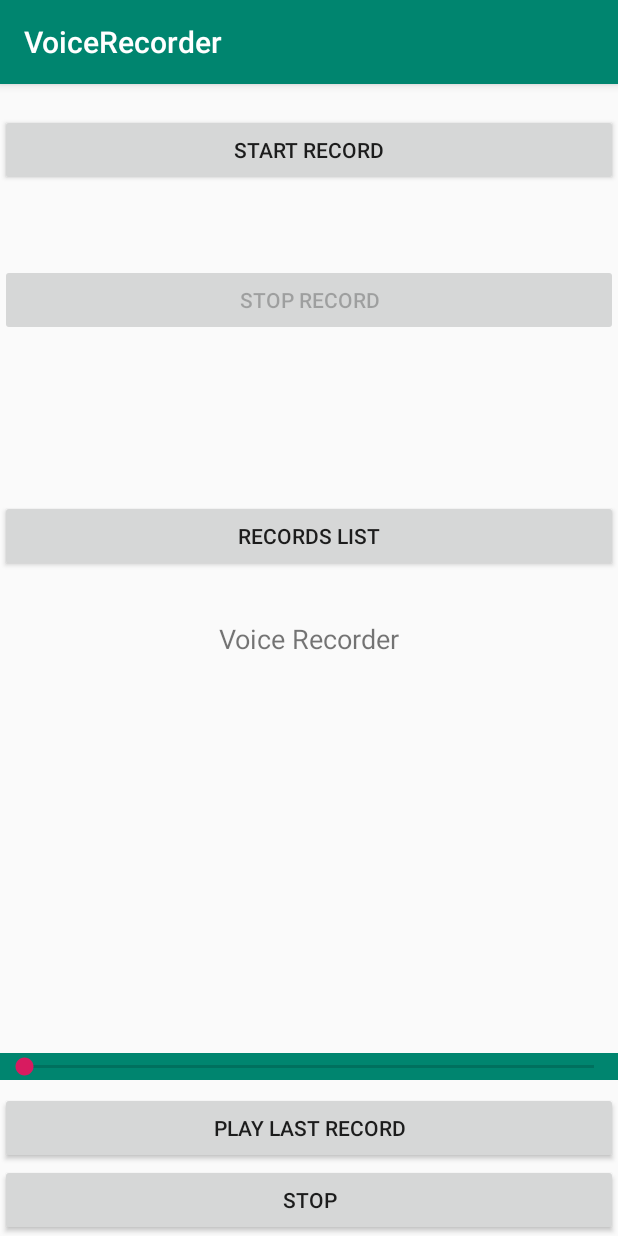
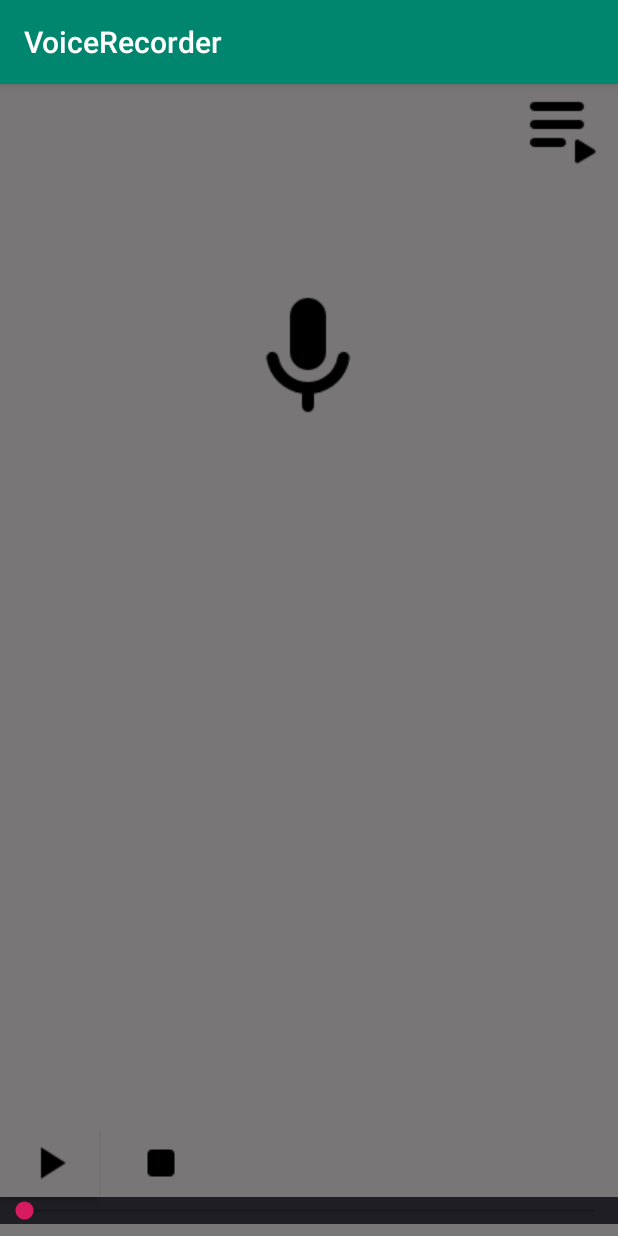
Before and after one commit to teodory/VoiceRecorder, an Android app: the screen it shows after launch (MainActivity), on a phone screen of 412 x 824 dp. Run offline under Robolectric (Android 15) with nearby library versions, the phone set to English and light mode, and no system bars.

Commit message:
Change app layout.

```diff
--- a/app/src/main/java/com/example/voicerecorder/MainActivity.kt
+++ b/app/src/main/java/com/example/voicerecorder/MainActivity.kt
@@ -8,10 +8,12 @@ import android.media.MediaRecorder
 import androidx.appcompat.app.AppCompatActivity
 import android.os.Bundle
 import android.widget.Button
+import android.widget.ImageButton
 import android.widget.SeekBar
 import android.widget.Toast
 import androidx.core.app.ActivityCompat
 import androidx.core.content.ContextCompat
+import androidx.core.view.isVisible
 import java.io.IOException
 import java.io.File
 
@@ -33,11 +35,11 @@ class MainActivity : AppCompatActivity() {
         }
 
 
-        val buttonList = findViewById<Button>(R.id.view_my_list_button)
-        val buttonStopRecord = findViewById<Button>(R.id.stop_record)
-        val buttonStartRecord = findViewById<Button>(R.id.start_record)
-        val buttonPlay = findViewById<Button>(R.id.play_record)
-        val buttonStopPlayRec = findViewById<Button>(R.id.stop_play_record)
+        val buttonList = findViewById<ImageButton>(R.id.view_my_list_button)
+        val buttonStartRecord = findViewById<ImageButton>(R.id.start_record)
+        val buttonStopRecord = findViewById<ImageButton>(R.id.stop_record)
+        val buttonPlay = findViewById<ImageButton>(R.id.play_record)
+        val buttonStopPlayRec = findViewById<ImageButton>(R.id.stop_play_record)
 
         val simpleSeekBar = findViewById<SeekBar>(R.id.simpleSeekBar)
 
@@ -51,7 +53,11 @@ class MainActivity : AppCompatActivity() {
         buttonStartRecord.setOnClickListener{
             if(checkPermisions()){
                 startRecord()
-                buttonStopRecord.setEnabled(true)
+                buttonStopRecord.isEnabled = true
+                buttonStopRecord.isVisible = true
+
+                buttonStartRecord.isEnabled = false
+                buttonStartRecord.isVisible = false
             }else{
                 Toast.makeText(this, "Permissions required!", Toast.LENGTH_SHORT).show()
             }
@@ -59,7 +65,12 @@ class MainActivity : AppCompatActivity() {
 
         buttonStopRecord.setOnClickListener{
             stopRecording()
-            buttonStopRecord.setEnabled(false)
+
+            buttonStopRecord.isEnabled = false
+            buttonStopRecord.isVisible = false
+
+            buttonStartRecord.isEnabled = true
+            buttonStartRecord.isVisible = true
         }
 
         buttonPlay.setOnClickListener{
--- a/app/src/main/res/drawable/border.xml
+++ b/app/src/main/res/drawable/border.xml
@@ -3,10 +3,12 @@
 <shape xmlns:android="http://schemas.android.com/apk/res/android"
        android:shape="rectangle">
 
-    <stroke android:width="1dip"
-            android:color="@android:color/white"/>
+    <stroke android:width="2dip"
+            android:color="#787689"/>
+    <!--<corners-->
+            <!--android:radius="3dp" />-->
 
     <!--<solid android:color="#7E62A3" />-->
-    <solid android:color="#4F4B55" />
+    <solid android:color="#787676" />
 
 </shape>
--- a/app/src/main/res/layout/activity_main.xml
+++ b/app/src/main/res/layout/activity_main.xml
@@ -5,48 +5,60 @@
         xmlns:app="http://schemas.android.com/apk/res-auto"
         android:layout_width="match_parent"
         android:layout_height="match_parent"
+        android:background="#787676"
         tools:context=".MainActivity">
 
     <TextView
-            android:layout_width="wrap_content"
-            android:layout_height="0dp"
+            android:layout_width="407dp"
+            android:layout_height="55dp"
             android:text="Voice Recorder"
+            android:visibility="invisible"
             android:id="@+id/textView"
-            android:textSize="18sp"
-            app:layout_constraintTop_toBottomOf="@+id/view_my_list_button" android:layout_marginBottom="224dp"
-            app:layout_constraintEnd_toEndOf="parent" app:layout_constraintBottom_toTopOf="@+id/play_record"
-            app:layout_constraintStart_toStartOf="parent"/>
+            android:textSize="24sp"
+            tools:layout_editor_absoluteX="2dp"
+            android:freezesText="false"
+            tools:ignore="MissingConstraints" tools:layout_editor_absoluteY="548dp"/>
 
-    <Button
+    <ImageButton
             android:text="Records List"
-            android:layout_width="0dp"
-            android:layout_height="wrap_content"
+            android:layout_width="69dp"
+            android:layout_height="60dp"
             android:id="@+id/view_my_list_button"
-            app:layout_constraintTop_toBottomOf="@+id/stop_record"
-            android:layout_marginBottom="32dp"
+            android:src="@drawable/round_playlist_play_black_48"
+            android:background="#787676"
             app:layout_constraintEnd_toEndOf="parent"
-            app:layout_constraintBottom_toTopOf="@+id/textView"
-            app:layout_constraintStart_toStartOf="parent"/>
+            tools:layout_editor_absoluteY="38dp"
+            tools:ignore="MissingConstraints"/>
 
-    <Button
+    <ImageButton
             android:text="Start Record"
-            android:layout_width="0dp"
-            android:layout_height="wrap_content"
+            android:layout_width="168dp"
+            android:layout_height="109dp"
             android:id="@+id/start_record"
-            android:layout_marginTop="20dp" android:layout_marginBottom="52dp"
-            app:layout_constraintEnd_toEndOf="parent" app:layout_constraintBottom_toTopOf="@+id/stop_record"
-            app:layout_constraintTop_toTopOf="parent" app:layout_constraintStart_toStartOf="parent"/>
+            android:layout_marginTop="128dp"
+            android:src="@drawable/round_mic_black_48dp"
+            android:background="#787676"
+            app:layout_constraintEnd_toEndOf="parent"
+            app:layout_constraintTop_toTopOf="parent"
+            app:layout_constraintStart_toStartOf="parent"
+            app:layout_constraintHorizontal_bias="0.497"/>
+    <!--app:layout_constraintBottom_toTopOf="@+id/stop_record"-->
 
-    <Button
+
+    <ImageButton
             android:enabled="false"
+            android:visibility="invisible"
             android:text="Stop Record"
-            android:layout_width="0dp"
-            android:layout_height="wrap_content"
+            android:layout_width="168dp"
+            android:layout_height="109dp"
             android:id="@+id/stop_record"
-            app:layout_constraintTop_toBottomOf="@+id/start_record"
-            android:layout_marginBottom="109dp" app:layout_constraintEnd_toEndOf="parent"
-            app:layout_constraintBottom_toTopOf="@+id/view_my_list_button"
-            app:layout_constraintStart_toStartOf="parent"/>
+            android:layout_marginTop="128dp"
+            android:src="@drawable/round_mic_off_black_48dp"
+            android:background="#787676"
+            app:layout_constraintEnd_toEndOf="parent"
+            app:layout_constraintTop_toTopOf="parent"
+            app:layout_constraintStart_toStartOf="parent"
+            app:layout_constraintHorizontal_bias="0.497"/>
 
     <SeekBar
             android:id="@+id/simpleSeekBar"
@@ -54,32 +66,39 @@
             android:layout_height="wrap_content"
             android:max="100"
             tools:ignore="MissingConstraints"
-            android:background="@color/colorPrimary"
-            tools:layout_editor_absoluteX="-16dp" android:layout_marginBottom="8dp"
-            app:layout_constraintBottom_toTopOf="@+id/play_record"/>
+            android:background="#1E1E24"
+            tools:layout_editor_absoluteX="2dp"
+            android:layout_marginBottom="8dp" app:layout_constraintBottom_toBottomOf="parent"/>
 
-    <Button
+    <ImageButton
             android:elevation="2dp"
             android:text="PLAY LAST RECORD"
-            android:layout_width="0dp"
-            android:layout_height="wrap_content"
+            android:layout_width="66dp"
+            android:layout_height="46dp"
             android:id="@+id/play_record"
-            app:layout_constraintTop_toBottomOf="@+id/textView" app:layout_constraintEnd_toEndOf="parent"
-            app:layout_constraintBottom_toTopOf="@+id/stop_play_record" app:layout_constraintStart_toStartOf="parent"/>
-    <Button
+            android:src="@drawable/baseline_play_arrow_black_24"
+            android:background="#787676"
+            app:layout_constraintBottom_toTopOf="@id/simpleSeekBar"
+            tools:layout_editor_absoluteX="0dp"/>
+    <ImageButton
             android:text="Stop"
-            android:layout_width="0dp"
-            android:layout_height="wrap_content"
+            android:layout_width="66dp"
+            android:layout_height="46dp"
             android:id="@+id/stop_play_record"
-            app:layout_constraintTop_toBottomOf="@+id/play_record"
-            app:layout_constraintEnd_toEndOf="parent" app:layout_constraintStart_toStartOf="parent"
-            app:layout_constraintBottom_toBottomOf="parent"/>
+            android:src="@drawable/round_stop_black_24"
+            android:background="#787676"
+            tools:layout_editor_absoluteY="664dp"
+            app:layout_constraintStart_toEndOf="@+id/play_record"
+            app:layout_constraintBottom_toTopOf="@id/simpleSeekBar"
+            android:layout_marginStart="8dp"
+            android:layout_marginLeft="8dp"/>
+
     <androidx.constraintlayout.widget.Guideline
             android:layout_width="wrap_content"
             android:layout_height="wrap_content"
 
             android:id="@+id/guideline"
-            app:layout_constraintGuide_begin="20dp"
+            app:layout_constraintGuide_begin="36dp"
 
             android:orientation="horizontal"/>
 
--- a/app/src/main/res/layout/list_item.xml
+++ b/app/src/main/res/layout/list_item.xml
@@ -1,33 +1,32 @@
 <?xml version="1.0" encoding="utf-8"?>
 <LinearLayout
         xmlns:android="http://schemas.android.com/apk/res/android"
-        xmlns:app="http://schemas.android.com/apk/res-auto" xmlns:tools="http://schemas.android.com/tools" android:id="@+id/lst"
+        xmlns:app="http://schemas.android.com/apk/res-auto"
+        xmlns:tools="http://schemas.android.com/tools"
+        android:id="@+id/lst"
         android:layout_width="match_parent"
         android:layout_height="wrap_content"
         android:layout_gravity="center_horizontal"
         android:padding="16dp"
         android:background="@drawable/border">
-        <!--android:background="#7E62A3">-->
 
     <ImageButton
             android:text="Play"
-            android:src="@drawable/play_button_img"
+            android:src="@drawable/baseline_play_arrow_black_24"
             android:layout_width="50dp"
             android:layout_height="50dp"
             android:id="@+id/myPlayRecord"
-            android:background="@android:color/holo_green_dark"/>
+            android:background="#787676"/>
     <!--android:layout_weight="1"-->
 
-    <!--android:src="@android:drawable/ic_media_stop"-->
-    <!--tools:src="@drawable/media_stop"-->
 
     <ImageButton
             android:text="Stop"
             android:layout_width="50dp"
             android:layout_height="50dp"
             android:id="@+id/myStropPlayRec"
-            android:src="@drawable/stop_button_img"
-            android:background="@android:color/holo_red_dark"/>
+            android:src="@drawable/round_stop_black_24"
+            android:background="#787676"/>
     <TextView
             android:id="@+id/list_title"
             android:layout_width="wrap_content"
@@ -41,27 +40,11 @@
             android:textSize="16sp"
             android:textColor="@android:color/white"/>
 
-
-    <!--<ImageButton-->
-            <!--android:layout_width="50dp"-->
-            <!--android:layout_height="50dp"-->
-            <!--android:id="@+id/myShareButton"-->
-            <!--android:src="@android:drawable/ic_menu_share"-->
-            <!--android:background="@drawable/border"/>-->
-
     <ImageButton
             android:layout_width="50dp"
             android:layout_height="50dp"
             android:id="@+id/myPopupMenu"
-            android:src="@android:drawable/arrow_down_float"
-            android:background="@drawable/border"/>
-
-    <!--<TextView-->
-    <!--android:id="@+id/list_description"-->
-    <!--android:layout_width="wrap_content"-->
-    <!--android:layout_height="wrap_content"-->
-    <!--android:layout_gravity="left"-->
-    <!--android:paddingLeft="16dp"-->
-    <!--android:text="SOME@string/description"/>-->
+            android:src="@drawable/round_menu_black_24"
+            android:background="#787676"/>
 
 </LinearLayout>
```
Also changed, not shown: app/src/main/res/drawable/baseline_play_arrow_black_24.png (added), app/src/main/res/drawable/baseline_play_arrow_black_36.png (added), app/src/main/res/drawable/baseline_play_arrow_black_48.png (added), app/src/main/res/drawable/round_menu_black_24.png (added), app/src/main/res/drawable/round_menu_black_36.png (added), app/src/main/res/drawable/round_menu_black_48.png (added), app/src/main/res/drawable/round_mic_black_48dp.png (added), app/src/main/res/drawable/round_mic_off_black_48dp.png (added), app/src/main/res/drawable/round_playlist_play_black_48.png (added), app/src/main/res/drawable/round_stop_black_24.png (added), app/src/main/res/drawable/round_stop_black_36.png (added), app/src/main/res/drawable/round_stop_black_48.png (added).
